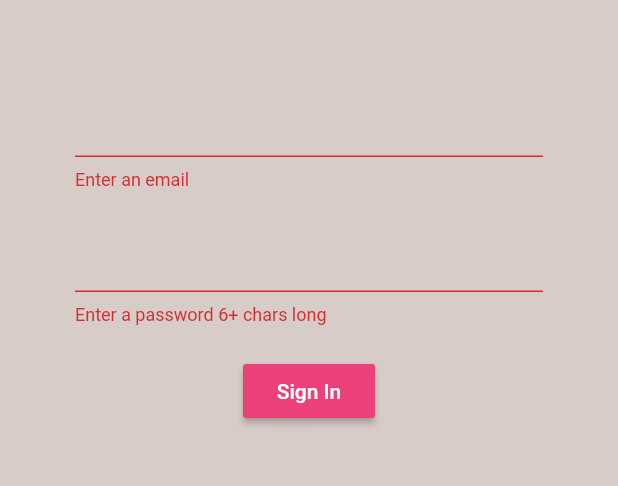
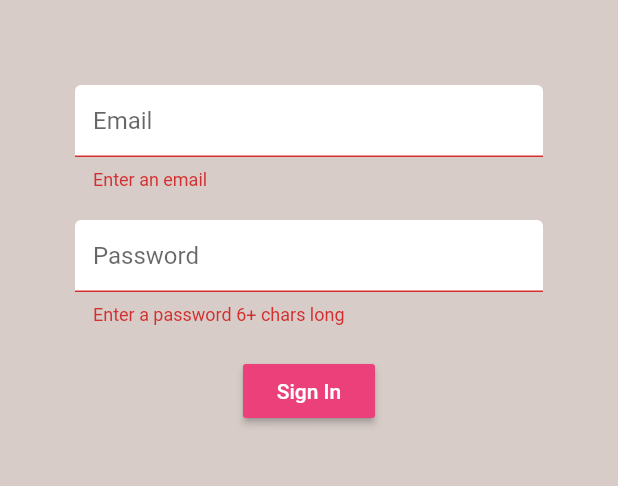
Before and after one commit to anojan1996/brew-crew, a Flutter app: the screen it shows after launch, after a tap on "Sign In", on a phone screen of 412 x 824 dp, the part 59-545 px from its top. Run offline on Flutter 3.47's test engine with Material 2 defaults, Android fonts, the phone set to English and light mode, and no system bars; our stand-ins replace firebase_auth; accounts and stored records are empty.

Commit message:
Text Input Decoration

```diff
--- a/lib/screens/authenticate/register.dart
+++ b/lib/screens/authenticate/register.dart
@@ -1,4 +1,5 @@
 import 'package:brew_crew/services/auth.dart';
+import 'package:brew_crew/shared/constants.dart';
 import 'package:flutter/material.dart';
 
 class Register extends StatefulWidget {
@@ -43,6 +44,7 @@ final _formKey = GlobalKey<FormState>();
               children: <Widget>[
                 SizedBox(height: 20.0),
                 TextFormField(
+                  decoration: textInputDecoration.copyWith(hintText: 'Email'),
                   validator: (val) => val.isEmpty ? 'Enter an email' : null,
                   onChanged: (val) {
                     setState(() => email = val);
@@ -51,6 +53,7 @@ final _formKey = GlobalKey<FormState>();
                 ),
                 SizedBox(height: 20.0),
                 TextFormField(
+                   decoration: textInputDecoration.copyWith(hintText: 'Password'),
                   obscureText: true,
                    validator: (val) => val.length<6 ? 'Enter a password 6+ chars long' : null,
                   onChanged: (val) {
--- a/lib/screens/authenticate/sign_in.dart
+++ b/lib/screens/authenticate/sign_in.dart
@@ -1,4 +1,5 @@
 import 'package:brew_crew/services/auth.dart';
+import 'package:brew_crew/shared/constants.dart';
 import 'package:flutter/material.dart';
 
 class SignIn extends StatefulWidget {
@@ -43,6 +44,7 @@ class _SignInState extends State<SignIn> {
               children: <Widget>[
                 SizedBox(height: 20.0),
                 TextFormField(
+                  decoration: textInputDecoration.copyWith(hintText: 'Email'),
                   validator: (val) => val.isEmpty ? 'Enter an email' : null,
                   onChanged: (val) {
                     setState(() => email = val);
@@ -51,6 +53,7 @@ class _SignInState extends State<SignIn> {
                 ),
                 SizedBox(height: 20.0),
                 TextFormField(
+                  decoration: textInputDecoration.copyWith(hintText: 'Password'),
                   obscureText: true,
                   validator: (val) => val.length<6 ? 'Enter a password 6+ chars long' : null,
                   onChanged: (val) {
--- /dev/null
+++ b/lib/shared/constants.dart
@@ -0,0 +1,13 @@
+import 'package:flutter/material.dart';
+
+const textInputDecoration = InputDecoration(
+    fillColor: Colors.white,
+    filled: true,
+    enabledBorder: OutlineInputBorder(
+    borderSide:BorderSide(
+    color: Colors.white,
+    width:2.0,)
+      ),
+    focusedBorder: OutlineInputBorder(
+    borderSide: BorderSide(color: Colors.pink, width:2.0))
+    );
```
